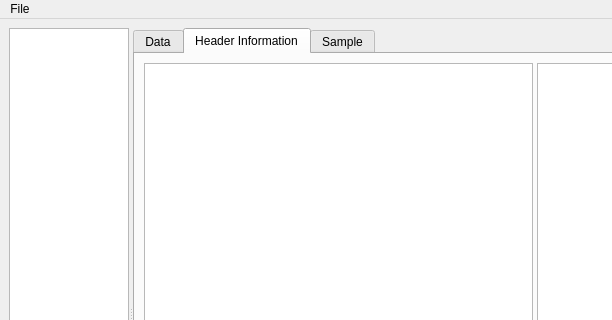
Old version of the form orso_viewer/main_window.ui in the repository reflectivity/orso_tools; both pictures show x 0 to 612 and y 0 to 320 of the 945 by 634 pixel window.
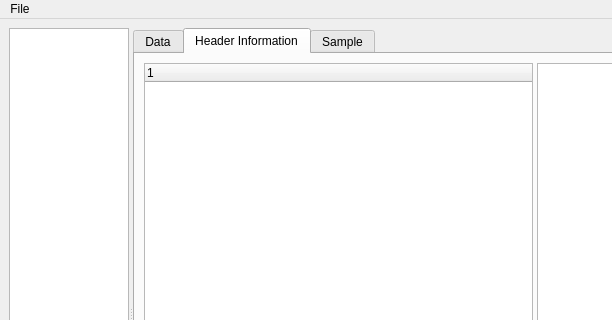
New version of the form. The open tabs and pages were chosen to show the change. Custom widgets are drawn as their Qt base class.

Commit message: start implementing header display

```diff
--- a/orso_viewer/main_window.ui
+++ b/orso_viewer/main_window.ui
@@ -64,7 +64,13 @@
            <property name="orientation">
             <enum>Qt::Horizontal</enum>
            </property>
-           <widget class="QTreeView" name="header_tree"/>
+           <widget class="QTreeWidget" name="header_tree">
+            <column>
+             <property name="text">
+              <string notr="true">1</string>
+             </property>
+            </column>
+           </widget>
            <widget class="QTextBrowser" name="header_data"/>
           </widget>
          </item>
```
The commit also changes 2 other files.
